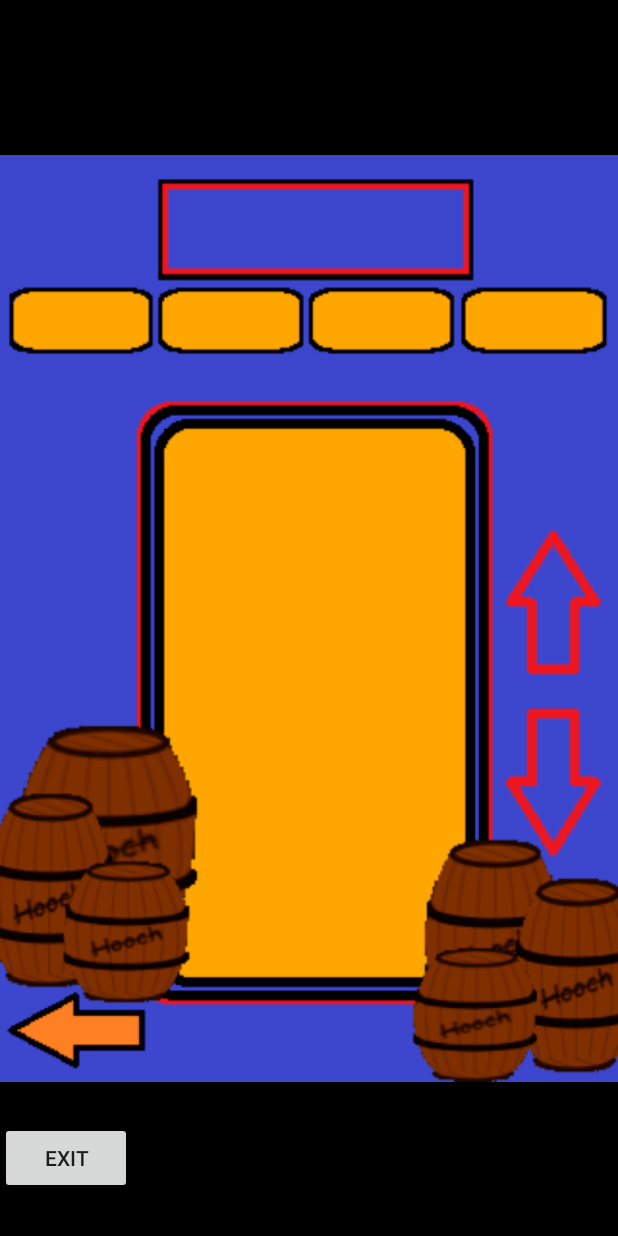
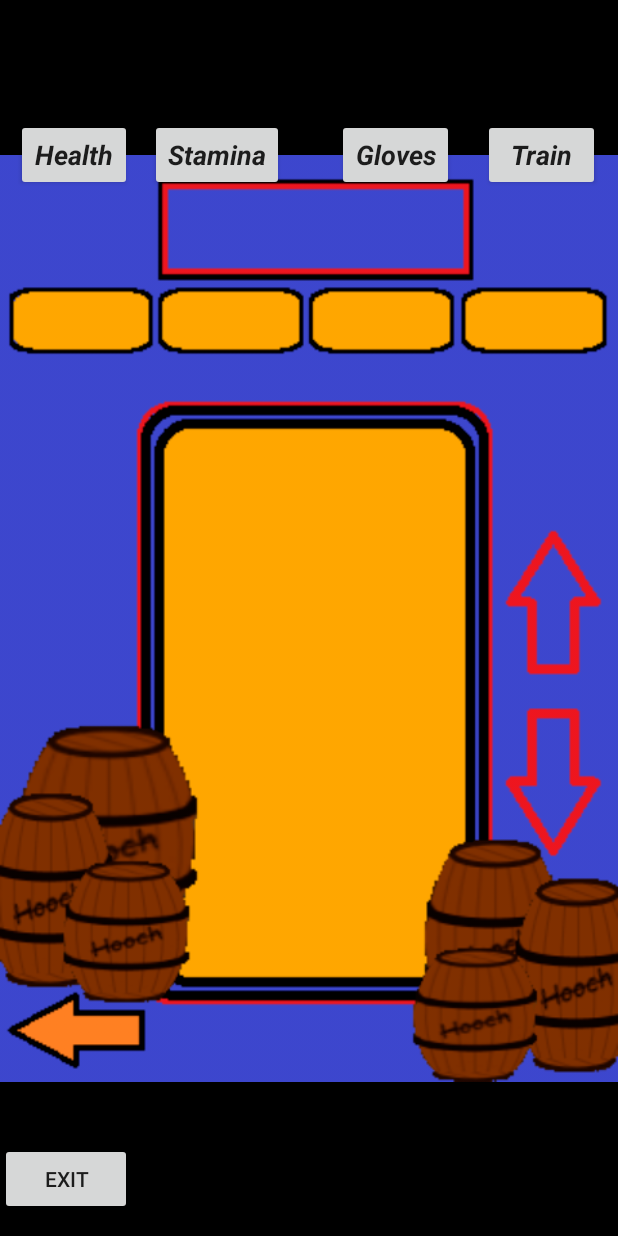
Before and after one commit to DrewVanD/TeamAwesomeGame, an Android app: the storePage screen opened directly, with no data from a screen before it, on a phone screen of 412 x 824 dp. Run offline under Robolectric (Android 15) with nearby library versions, the phone set to English and light mode, and no system bars.

Commit message:
Edit Store page

```diff
--- a/app/src/main/res/layout/activity_store_page.xml
+++ b/app/src/main/res/layout/activity_store_page.xml
@@ -12,7 +12,7 @@
         android:layout_height="wrap_content"
         android:layout_alignParentBottom="true"
         android:layout_alignParentStart="true"
-        android:layout_marginBottom="28dp"
+        android:layout_marginBottom="14dp"
         android:text="Exit"
         app:layout_constraintEnd_toEndOf="parent"
         app:layout_constraintStart_toStartOf="parent"
@@ -25,4 +25,70 @@
         android:layout_alignParentStart="true"
         android:layout_alignParentTop="true"
         app:srcCompat="@drawable/store" />
+
+    <TextView
+        android:id="@+id/storeId"
+        android:layout_width="wrap_content"
+        android:layout_height="wrap_content"
+        android:layout_alignParentTop="true"
+        android:layout_centerHorizontal="true"
+        android:layout_marginTop="24dp"
+        android:text="STORE"
+        android:textAppearance="@android:style/TextAppearance.Large"
+        android:textColor="@android:color/background_dark"
+        android:textSize="36sp"
+        android:textStyle="bold|italic"
+        app:fontFamily="casual" />
+
+    <Button
+        android:id="@+id/health"
+        android:layout_width="77dp"
+        android:layout_height="wrap_content"
+        android:layout_alignEnd="@+id/exitButton"
+        android:layout_below="@+id/storeId"
+        android:text="Health"
+        android:textAppearance="@android:style/TextAppearance.Large"
+        android:textSize="18sp"
+        android:textStyle="bold|italic"
+        android:visibility="visible" />
+
+    <Button
+        android:id="@+id/stamina"
+        android:layout_width="wrap_content"
+        android:layout_height="wrap_content"
+        android:layout_alignParentStart="true"
+        android:layout_below="@+id/storeId"
+        android:layout_marginStart="100dp"
+        android:text="Stamina"
+        android:textAppearance="@android:style/TextAppearance.Large"
+        android:textSize="18sp"
+        android:textStyle="bold|italic"
+        android:visibility="visible" />
+
+    <Button
+        android:id="@+id/train"
+        android:layout_width="78dp"
+        android:layout_height="wrap_content"
+        android:layout_alignParentEnd="true"
+        android:layout_below="@+id/storeId"
+        android:layout_marginEnd="12dp"
+        android:text="Train"
+        android:textAppearance="@android:style/TextAppearance.Large"
+        android:textSize="18sp"
+        android:textStyle="bold|italic"
+        android:visibility="visible" />
+
+    <Button
+        android:id="@+id/gloves2"
+        android:layout_width="78dp"
+        android:layout_height="wrap_content"
+        android:layout_alignParentEnd="true"
+        android:layout_below="@+id/storeId"
+        android:layout_marginEnd="109dp"
+        android:text="Gloves"
+        android:textAppearance="@android:style/TextAppearance.Large"
+        android:textSize="18sp"
+        android:textStyle="bold|italic"
+        android:visibility="visible" />
+
 </RelativeLayout>
```
Also changed, not shown: 7 other files.
